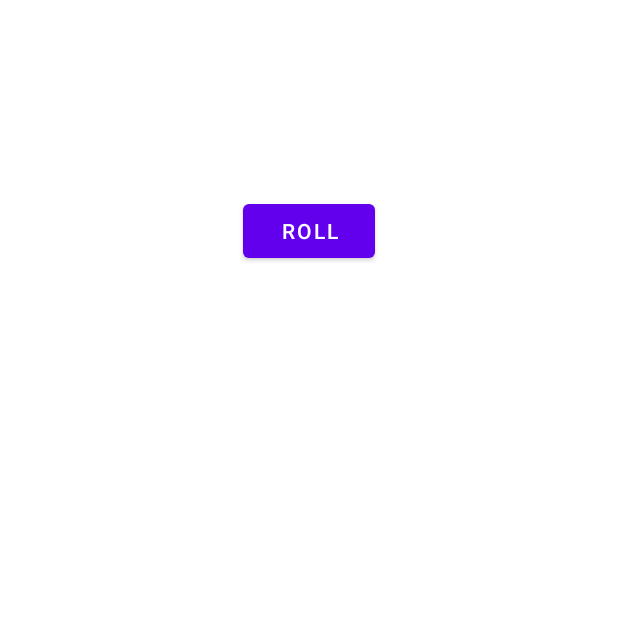
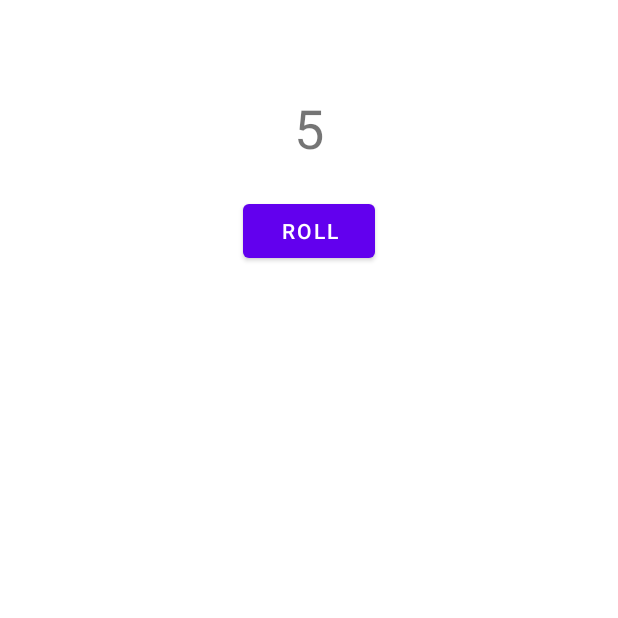
Before and after one commit to Nitin-U/Dice-Roller, an Android app: the screen it shows after launch (MainActivity), after a tap on "ROLL", on a phone screen of 412 x 824 dp, the part 429-1047 px from its top. Run offline under Robolectric (Android 15) with nearby library versions, the phone set to English and light mode, and no system bars.

```diff
--- a/app/src/main/java/com/example/diceroller/MainActivity.kt
+++ b/app/src/main/java/com/example/diceroller/MainActivity.kt
@@ -3,6 +3,7 @@ package com.example.diceroller
 import androidx.appcompat.app.AppCompatActivity
 import android.os.Bundle
 import android.widget.Button
+import android.widget.TextView
 import android.widget.Toast
 
 class MainActivity : AppCompatActivity() {
@@ -12,8 +13,23 @@ class MainActivity : AppCompatActivity() {
 
         val rollButton: Button = findViewById(R.id.rollBtn)
         rollButton.setOnClickListener {
-            val toast = Toast.makeText(this, "Dice Rolled!", Toast.LENGTH_SHORT)
-            toast.show()
+            rollDice()
         }
     }
+
+    private fun rollDice() {
+        val dice = Dice(6)
+        val diceRoll = dice.roll()
+        val resultTextView: TextView = findViewById(R.id.diceNo)
+        resultTextView.text = diceRoll.toString()
+        val toast = Toast.makeText(this, "Dice Rolled!", Toast.LENGTH_SHORT)
+        toast.show()
+    }
 }
+
+class Dice(val numSides: Int) {
+
+    fun roll(): Int {
+        return (1..numSides).random()
+    }
+}
--- a/app/src/main/res/layout/activity_main.xml
+++ b/app/src/main/res/layout/activity_main.xml
@@ -8,7 +8,7 @@
     tools:context=".MainActivity">
 
     <TextView
-        android:id="@+id/textView2"
+        android:id="@+id/diceNo"
         android:layout_width="wrap_content"
         android:layout_height="wrap_content"
         android:textSize="36sp"
```
